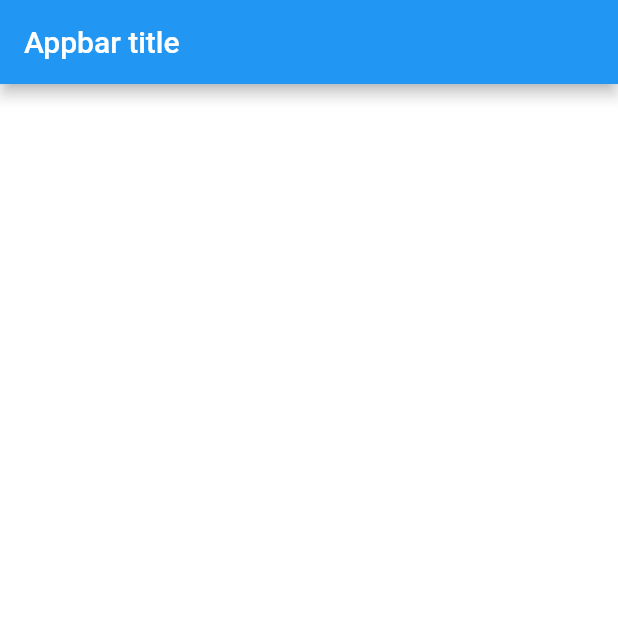
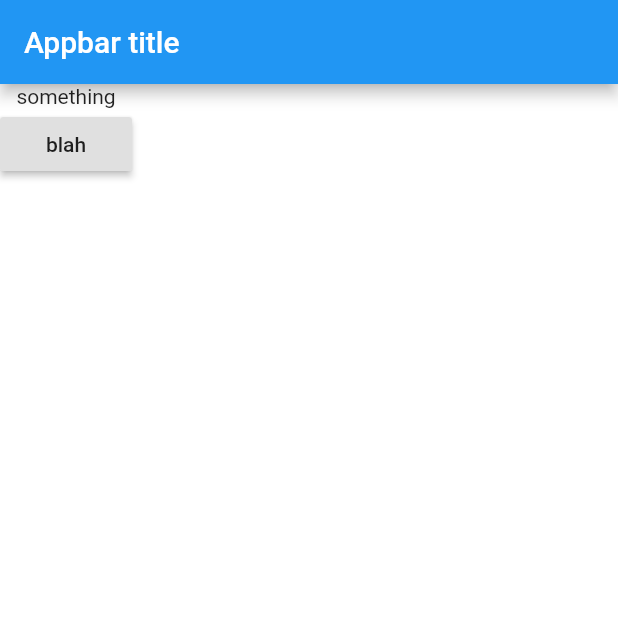
Before and after one commit to JLGolding/Flutter-Basics, a Flutter app: the screen it shows after launch, on a phone screen of 412 x 824 dp, the top half of it. Run offline on Flutter 3.47's test engine with Material 2 defaults, Android fonts, the phone set to English and light mode, and no system bars.

Commit message:
Added column container and button

```diff
--- a/lib/main.dart
+++ b/lib/main.dart
@@ -2,6 +2,10 @@ import 'package:flutter/material.dart';
 
 void main() {
   runApp(BaseApp());
+}
+
+void buttonPressed() {
+  print("button pressed");
 }
 
 class BaseApp extends StatelessWidget {
@@ -12,6 +16,15 @@ class BaseApp extends StatelessWidget {
         appBar: AppBar(
           title: Text("Appbar title"),
         ),
+        body: Column(
+          children: [
+            Text("something"),
+            RaisedButton(
+              child: Text("blah"),
+              onPressed: buttonPressed,
+            )
+          ],
+        ),
         backgroundColor: Colors.white,
       ),
     );
```
